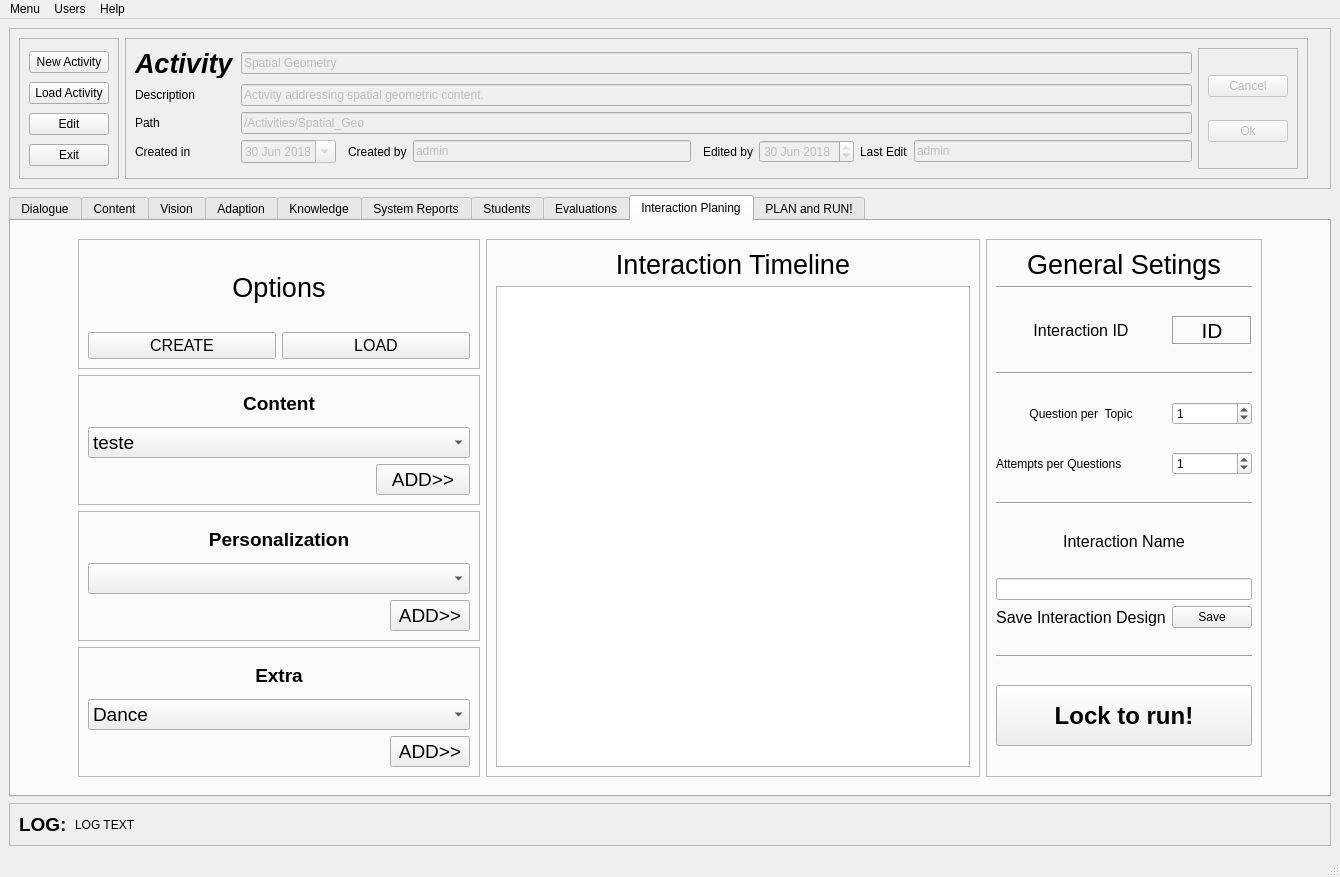
Above: Arch_2_1/GUI/activities_Manager.ui from LAR-Educational/Architecture_v2_0 before the change. Below: the same form after it.
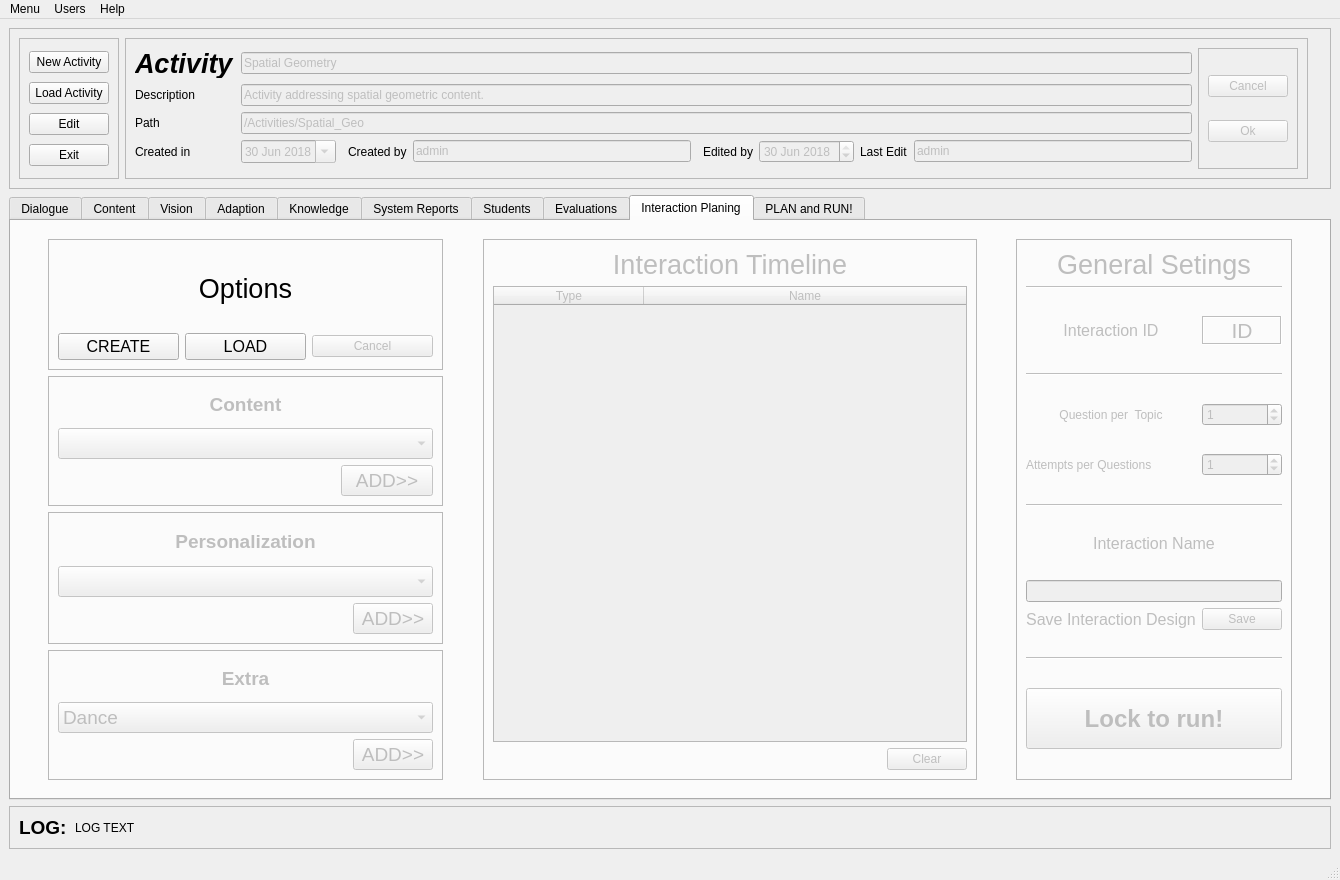
That is the form after the change. The open tabs and pages were chosen to show the change. Icons and pictures are not drawn.

Diff of the .ui file:
```diff
--- a/Arch_2_1/GUI/activities_Manager.ui
+++ b/Arch_2_1/GUI/activities_Manager.ui
@@ -7,7 +7,7 @@
     <x>0</x>
     <y>0</y>
     <width>1340</width>
-    <height>877</height>
+    <height>880</height>
    </rect>
   </property>
   <property name="font">
@@ -6140,6 +6140,72 @@
         <item row="0" column="1">
          <widget class="QWidget" name="widget_9" native="true">
           <layout class="QGridLayout" name="gridLayout_80">
+           <item row="3" column="0">
+            <widget class="QFrame" name="int_per_frame">
+             <property name="enabled">
+              <bool>false</bool>
+             </property>
+             <property name="frameShape">
+              <enum>QFrame::StyledPanel</enum>
+             </property>
+             <property name="frameShadow">
+              <enum>QFrame::Raised</enum>
+             </property>
+             <layout class="QGridLayout" name="gridLayout_75">
+              <item row="2" column="0">
+               <spacer name="horizontalSpacer_40">
+                <property name="orientation">
+                 <enum>Qt::Horizontal</enum>
+                </property>
+                <property name="sizeHint" stdset="0">
+                 <size>
+                  <width>296</width>
+                  <height>20</height>
+                 </size>
+                </property>
+               </spacer>
+              </item>
+              <item row="2" column="1">
+               <widget class="QPushButton" name="int_add_per_button">
+                <property name="font">
+                 <font>
+                  <pointsize>14</pointsize>
+                 </font>
+                </property>
+                <property name="text">
+                 <string>ADD&gt;&gt;</string>
+                </property>
+               </widget>
+              </item>
+              <item row="1" column="0" colspan="2">
+               <widget class="QComboBox" name="int_per_comboBox">
+                <property name="font">
+                 <font>
+                  <pointsize>14</pointsize>
+                 </font>
+                </property>
+               </widget>
+              </item>
+              <item row="0" column="0" colspan="2">
+               <widget class="QLabel" name="label_112">
+                <property name="font">
+                 <font>
+                  <pointsize>14</pointsize>
+                  <weight>75</weight>
+                  <bold>true</bold>
+                 </font>
+                </property>
+                <property name="text">
+                 <string>Personalization</string>
+                </property>
+                <property name="alignment">
+                 <set>Qt::AlignCenter</set>
+                </property>
+               </widget>
+              </item>
+             </layout>
+            </widget>
+           </item>
            <item row="0" column="0">
             <spacer name="verticalSpacer_28">
              <property name="orientation">
@@ -6154,7 +6220,10 @@
             </spacer>
            </item>
            <item row="2" column="0">
-            <widget class="QFrame" name="frame_61">
+            <widget class="QFrame" name="int_cont_frame">
+             <property name="enabled">
+              <bool>false</bool>
+             </property>
              <property name="frameShape">
               <enum>QFrame::StyledPanel</enum>
              </property>
@@ -6189,11 +6258,6 @@
                 <property name="maxVisibleItems">
                  <number>20</number>
                 </property>
-                <item>
-                 <property name="text">
-                  <string>teste</string>
-                 </property>
-                </item>
                </widget>
               </item>
               <item row="2" column="3">
@@ -6224,149 +6288,11 @@
              </layout>
             </widget>
            </item>
-           <item row="3" column="0">
-            <widget class="QFrame" name="frame_87">
-             <property name="frameShape">
-              <enum>QFrame::StyledPanel</enum>
+           <item row="1" column="4" rowspan="4">
+            <widget class="QFrame" name="int_gen_frame">
+             <property name="enabled">
+              <bool>false</bool>
              </property>
-             <property name="frameShadow">
-              <enum>QFrame::Raised</enum>
-             </property>
-             <layout class="QGridLayout" name="gridLayout_75">
-              <item row="2" column="0">
-               <spacer name="horizontalSpacer_40">
-                <property name="orientation">
-                 <enum>Qt::Horizontal</enum>
-                </property>
-                <property name="sizeHint" stdset="0">
-                 <size>
-                  <width>296</width>
-                  <height>20</height>
-                 </size>
-                </property>
-               </spacer>
-              </item>
-              <item row="2" column="1">
-               <widget class="QPushButton" name="pushButton_8">
-                <property name="font">
-                 <font>
-                  <pointsize>14</pointsize>
-                 </font>
-                </property>
-                <property name="text">
-                 <string>ADD&gt;&gt;</string>
-                </property>
-               </widget>
-              </item>
-              <item row="1" column="0" colspan="2">
-               <widget class="QComboBox" name="int_perso_comboBox">
-                <property name="font">
-                 <font>
-                  <pointsize>14</pointsize>
-                 </font>
-                </property>
-               </widget>
-              </item>
-              <item row="0" column="0" colspan="2">
-               <widget class="QLabel" name="label_112">
-                <property name="font">
-                 <font>
-                  <pointsize>14</pointsize>
-                  <weight>75</weight>
-                  <bold>true</bold>
-                 </font>
-                </property>
-                <property name="text">
-                 <string>Personalization</string>
-                </property>
-                <property name="alignment">
-                 <set>Qt::AlignCenter</set>
-                </property>
-               </widget>
-              </item>
-             </layout>
-            </widget>
-           </item>
-           <item row="4" column="0">
-            <widget class="QFrame" name="frame_89">
-             <property name="frameShape">
-              <enum>QFrame::StyledPanel</enum>
-             </property>
-             <property name="frameShadow">
-              <enum>QFrame::Raised</enum>
-             </property>
-             <layout class="QGridLayout" name="gridLayout_76">
-              <item row="2" column="0">
-               <spacer name="horizontalSpacer_42">
-                <property name="orientation">
-                 <enum>Qt::Horizontal</enum>
-                </property>
-                <property name="sizeHint" stdset="0">
-                 <size>
-                  <width>296</width>
-                  <height>20</height>
-                 </size>
-                </property>
-               </spacer>
-              </item>
-              <item row="2" column="1">
-               <widget class="QPushButton" name="pushButton_10">
-                <property name="font">
-                 <font>
-                  <pointsize>14</pointsize>
-                 </font>
-                </property>
-                <property name="text">
-                 <string>ADD&gt;&gt;</string>
-                </property>
-               </widget>
-              </item>
-              <item row="1" column="0" colspan="2">
-               <widget class="QComboBox" name="int_cont_comboBox_2">
-                <property name="font">
-                 <font>
-                  <pointsize>14</pointsize>
-                 </font>
-                </property>
-                <item>
-                 <property name="text">
-                  <string>Dance</string>
-                 </property>
-                </item>
-                <item>
-                 <property name="text">
-                  <string>JokenPo</string>
-                 </property>
-                </item>
-                <item>
-                 <property name="text">
-                  <string>FreeQuiz</string>
-                 </property>
-                </item>
-               </widget>
-              </item>
-              <item row="0" column="0" colspan="2">
-               <widget class="QLabel" name="label_131">
-                <property name="font">
-                 <font>
-                  <pointsize>14</pointsize>
-                  <weight>75</weight>
-                  <bold>true</bold>
-                 </font>
-                </property>
-                <property name="text">
-                 <string>Extra</string>
-                </property>
-                <property name="alignment">
-                 <set>Qt::AlignCenter</set>
-                </property>
-               </widget>
-              </item>
-             </layout>
-            </widget>
-           </item>
-           <item row="1" column="2" rowspan="4">
-            <widget class="QFrame" name="frame_88">
              <property name="frameShape">
               <enum>QFrame::StyledPanel</enum>
              </property>
@@ -6681,48 +6607,78 @@
              </layout>
             </widget>
            </item>
-           <item row="1" column="0">
-            <widget class="QFrame" name="frame_90">
+           <item row="4" column="0">
+            <widget class="QFrame" name="int_extra_frame">
+             <property name="enabled">
+              <bool>false</bool>
+             </property>
              <property name="frameShape">
               <enum>QFrame::StyledPanel</enum>
              </property>
              <property name="frameShadow">
               <enum>QFrame::Raised</enum>
              </property>
-             <layout class="QGridLayout" name="gridLayout_79">
-              <item row="1" column="1">
-               <widget class="QPushButton" name="pushButton_11">
+             <layout class="QGridLayout" name="gridLayout_76">
+              <item row="2" column="0">
+               <spacer name="horizontalSpacer_42">
+                <property name="orientation">
+                 <enum>Qt::Horizontal</enum>
+                </property>
+                <property name="sizeHint" stdset="0">
+                 <size>
+                  <width>296</width>
+                  <height>20</height>
+                 </size>
+                </property>
+               </spacer>
+              </item>
+              <item row="2" column="1">
+               <widget class="QPushButton" name="int_add_extra_button">
                 <property name="font">
                  <font>
-                  <pointsize>12</pointsize>
+                  <pointsize>14</pointsize>
                  </font>
                 </property>
                 <property name="text">
-                 <string>CREATE</string>
+                 <string>ADD&gt;&gt;</string>
                 </property>
                </widget>
               </item>
-              <item row="1" column="2">
-               <widget class="QPushButton" name="pushButton_15">
+              <item row="1" column="0" colspan="2">
+               <widget class="QComboBox" name="int_extra_comboBox">
                 <property name="font">
                  <font>
-                  <pointsize>12</pointsize>
+                  <pointsize>14</pointsize>
                  </font>
                 </property>
-                <property name="text">
-                 <string>LOAD</string>
-                </property>
+                <item>
+                 <property name="text">
+                  <string>Dance</string>
+                 </property>
+                </item>
+                <item>
+                 <property name="text">
+                  <string>JokenPo</string>
+                 </property>
+                </item>
+                <item>
+                 <property name="text">
+                  <string>FreeQuiz</string>
+                 </property>
+                </item>
                </widget>
               </item>
-              <item row="0" column="1" colspan="2">
-               <widget class="QLabel" name="label_207">
+              <item row="0" column="0" colspan="2">
+               <widget class="QLabel" name="label_131">
                 <property name="font">
                  <font>
-                  <pointsize>20</pointsize>
+                  <pointsize>14</pointsize>
+                  <weight>75</weight>
+                  <bold>true</bold>
                  </font>
                 </property>
                 <property name="text">
-                 <string>Options</string>
+                 <string>Extra</string>
                 </property>
                 <property name="alignment">
                  <set>Qt::AlignCenter</set>
@@ -6732,8 +6688,11 @@
              </layout>
             </widget>
            </item>
-           <item row="1" column="1" rowspan="4">
-            <widget class="QFrame" name="frame_86">
+           <item row="1" column="2" rowspan="4">
+            <widget class="QFrame" name="int_tl_frame">
+             <property name="enabled">
+              <bool>false</bool>
+             </property>
              <property name="minimumSize">
               <size>
                <width>494</width>
@@ -6746,41 +6705,23 @@
              <property name="frameShadow">
               <enum>QFrame::Raised</enum>
              </property>
-             <layout class="QVBoxLayout" name="verticalLayout_23">
-              <item>
-               <widget class="QLabel" name="label_113">
-                <property name="font">
-                 <font>
-                  <pointsize>20</pointsize>
-                 </font>
-                </property>
-                <property name="text">
-                 <string>Interaction Timeline</string>
-                </property>
-                <property name="alignment">
-                 <set>Qt::AlignCenter</set>
-                </property>
-               </widget>
-              </item>
-              <item>
-               <widget class="QTableWidget" name="tableWidget">
-                <property name="enabled">
+             <layout class="QGridLayout" name="gridLayout_81">
+              <item row="1" column="0" colspan="2">
+               <widget class="QTableWidget" name="int_timeline_table">
+                <property name="sortingEnabled">
                  <bool>true</bool>
                 </property>
                 <property name="wordWrap">
                  <bool>false</bool>
                 </property>
-                <attribute name="horizontalHeaderVisible">
-                 <bool>false</bool>
-                </attribute>
-                <attribute name="horizontalHeaderCascadingSectionResizes">
-                 <bool>true</bool>
+                <attribute name="horizontalHeaderDefaultSectionSize">
+                 <number>150</number>
                 </attribute>
                 <attribute name="horizontalHeaderMinimumSectionSize">
                  <number>100</number>
                 </attribute>
                 <attribute name="horizontalHeaderShowSortIndicator" stdset="0">
-                 <bool>true</bool>
+                 <bool>false</bool>
                 </attribute>
                 <attribute name="horizontalHeaderStretchLastSection">
                  <bool>true</bool>
@@ -6792,6 +6733,9 @@
                  <property name="text">
                   <string>Type</string>
                  </property>
+                 <property name="textAlignment">
+                  <set>AlignHCenter|AlignVCenter|AlignCenter</set>
+                 </property>
                 </column>
                 <column>
                  <property name="text">
@@ -6800,6 +6744,41 @@
                 </column>
                </widget>
               </item>
+              <item row="3" column="0">
+               <spacer name="horizontalSpacer_41">
+                <property name="orientation">
+                 <enum>Qt::Horizontal</enum>
+                </property>
+                <property name="sizeHint" stdset="0">
+                 <size>
+                  <width>40</width>
+                  <height>20</height>
+                 </size>
+                </property>
+               </spacer>
+              </item>
+              <item row="3" column="1">
+               <widget class="QPushButton" name="pushButton_17">
+                <property name="text">
+                 <string>Clear</string>
+                </property>
+               </widget>
+              </item>
+              <item row="0" column="0" colspan="2">
+               <widget class="QLabel" name="label_113">
+                <property name="font">
+                 <font>
+                  <pointsize>20</pointsize>
+                 </font>
+                </property>
+                <property name="text">
+                 <string>Interaction Timeline</string>
+                </property>
+                <property name="alignment">
+                 <set>Qt::AlignCenter</set>
+                </property>
+               </widget>
+              </item>
              </layout>
             </widget>
            </item>
@@ -6816,6 +6795,93 @@
              </property>
             </spacer>
            </item>
+           <item row="1" column="0">
+            <widget class="QFrame" name="frame_90">
+             <property name="frameShape">
+              <enum>QFrame::StyledPanel</enum>
+             </property>
+             <property name="frameShadow">
+              <enum>QFrame::Raised</enum>
+             </property>
+             <layout class="QGridLayout" name="gridLayout_79">
+              <item row="2" column="1">
+               <widget class="QPushButton" name="int_create_button">
+                <property name="font">
+                 <font>
+                  <pointsize>12</pointsize>
+                 </font>
+                </property>
+                <property name="text">
+                 <string>CREATE</string>
+                </property>
+               </widget>
+              </item>
+              <item row="2" column="2">
+               <widget class="QPushButton" name="int_load_button">
+                <property name="font">
+                 <font>
+                  <pointsize>12</pointsize>
+                 </font>
+                </property>
+                <property name="text">
+                 <string>LOAD</string>
+                </property>
+               </widget>
+              </item>
+              <item row="2" column="3">
+               <widget class="QPushButton" name="int_cancel_button">
+                <property name="enabled">
+                 <bool>false</bool>
+                </property>
+                <property name="text">
+                 <string>Cancel</string>
+                </property>
+               </widget>
+              </item>
+              <item row="1" column="2">
+               <widget class="QLabel" name="label_207">
+                <property name="font">
+                 <font>
+                  <pointsize>20</pointsize>
+                 </font>
+                </property>
+                <property name="text">
+                 <string>Options</string>
+                </property>
+                <property name="alignment">
+                 <set>Qt::AlignCenter</set>
+                </property>
+               </widget>
+              </item>
+             </layout>
+            </widget>
+           </item>
+           <item row="2" column="1">
+            <spacer name="horizontalSpacer_43">
+             <property name="orientation">
+              <enum>Qt::Horizontal</enum>
+             </property>
+             <property name="sizeHint" stdset="0">
+              <size>
+               <width>40</width>
+               <height>20</height>
+              </size>
+             </property>
+            </spacer>
+           </item>
+           <item row="1" column="3">
+            <spacer name="horizontalSpacer_44">
+             <property name="orientation">
+              <enum>Qt::Horizontal</enum>
+             </property>
+             <property name="sizeHint" stdset="0">
+              <size>
+               <width>40</width>
+               <height>20</height>
+              </size>
+             </property>
+            </spacer>
+           </item>
           </layout>
          </widget>
         </item>
```
Left out of the diff: 66 changed lines with no effect on the pictures.
